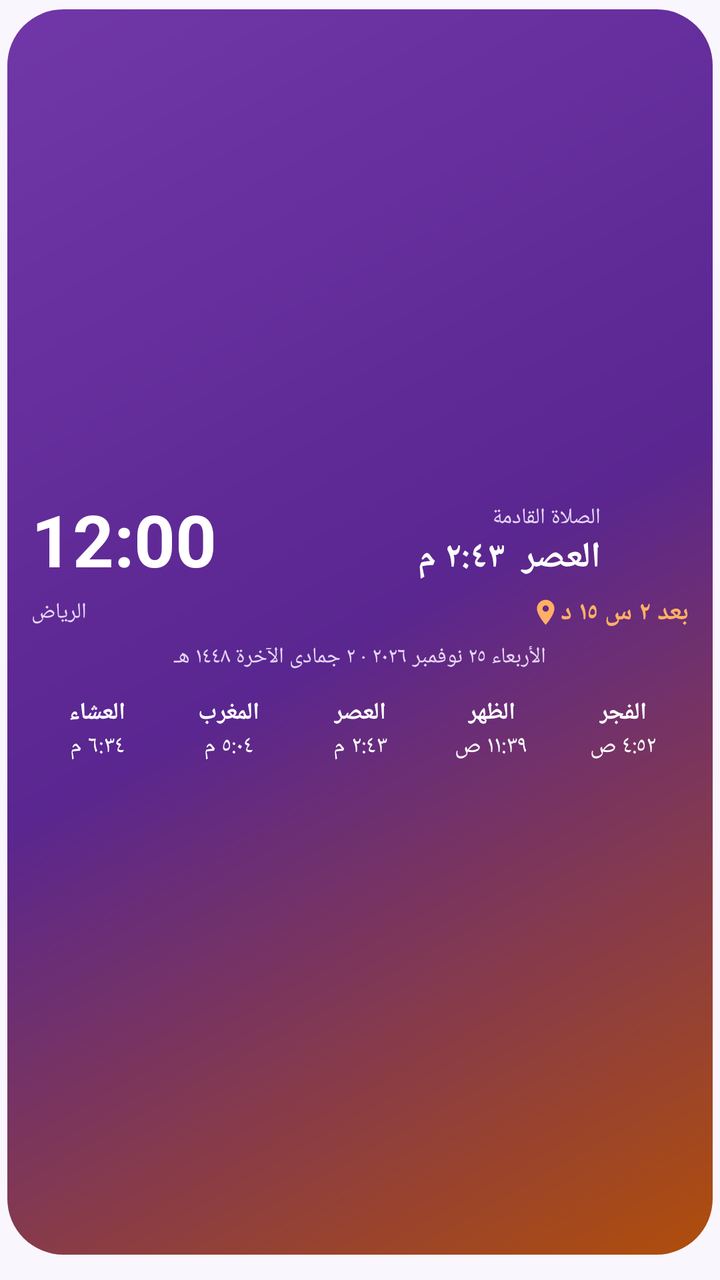
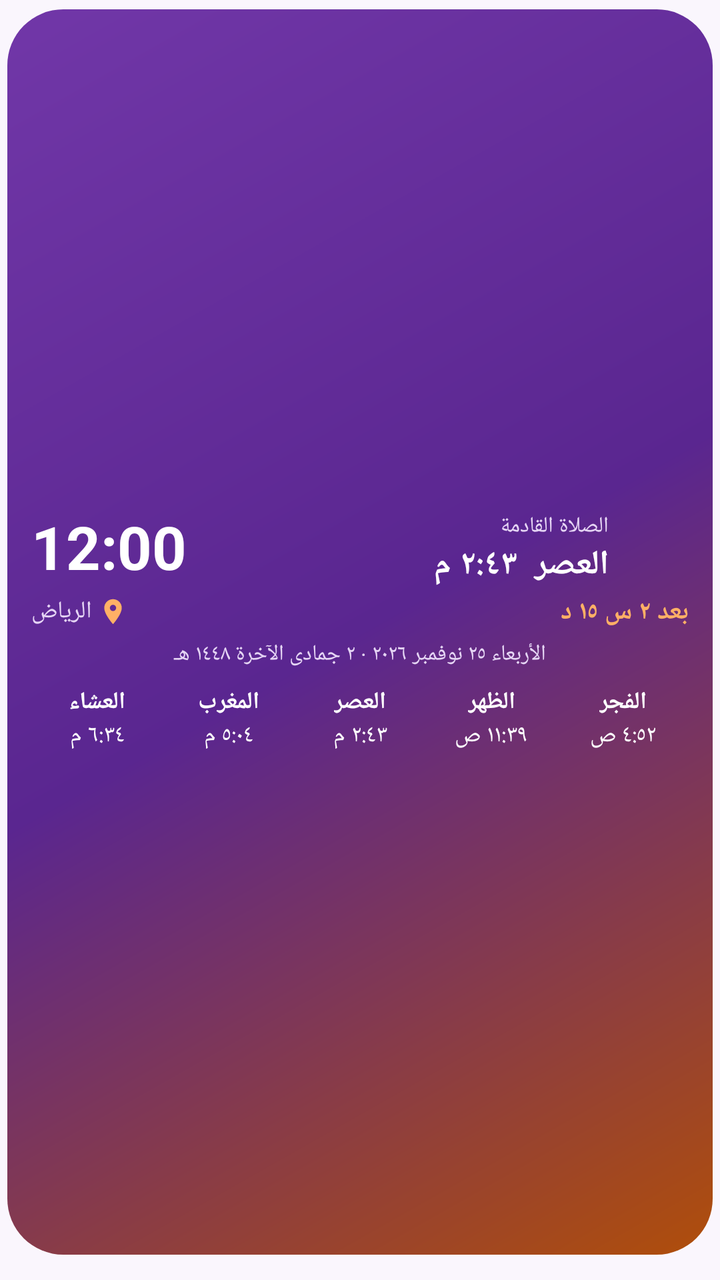

Compare the two renders of this Android layout. The source of the first and the diff that turns it into the second are given below.
<!-- AndroidManifest.xml: application theme AppTheme -->
<!-- res/layout/widget_prayer.xml -->
<?xml version="1.0" encoding="utf-8"?>
<FrameLayout xmlns:android="http://schemas.android.com/apk/res/android" android:id="@+id/widget_root" android:layout_width="match_parent" android:layout_height="match_parent" android:layoutDirection="rtl" android:paddingStart="3.5dp" android:paddingEnd="3.5dp" android:paddingTop="4.5dp" android:paddingBottom="12.5dp">
    <ImageView android:id="@+id/wbg" android:layout_width="match_parent" android:layout_height="match_parent" android:clipToOutline="true" android:scaleType="fitXY" android:src="@drawable/wbg_grad_2" android:contentDescription="@null" />
    <LinearLayout android:layout_width="match_parent" android:layout_height="match_parent" android:orientation="vertical" android:gravity="center" android:padding="12dp">
        <LinearLayout android:layout_width="match_parent" android:layout_height="wrap_content" android:orientation="horizontal" android:gravity="center_vertical">
            <ImageView android:layout_width="34dp" android:layout_height="34dp" android:src="@mipmap/ic_zakkerni" android:contentDescription="@null" />
            <LinearLayout android:layout_width="0dp" android:layout_height="wrap_content" android:layout_weight="1" android:orientation="vertical" android:paddingStart="10dp" android:paddingEnd="6dp">
                <TextView android:id="@+id/w_label" android:layout_width="wrap_content" android:layout_height="wrap_content" android:text="الصلاة القادمة" android:textColor="#E6D6F5" android:textSize="11dp" android:maxLines="1" android:ellipsize="end" />
                <TextView android:id="@+id/w_next" android:layout_width="wrap_content" android:layout_height="wrap_content" android:text="العصر  ٢:٤٣ م" android:textColor="#FFFFFF" android:textSize="18dp" android:maxLines="1" android:ellipsize="end" android:textStyle="bold" />
            </LinearLayout>
            <TextClock android:id="@+id/w_clock" android:layout_width="wrap_content" android:layout_height="wrap_content" android:format12Hour="h:mm" android:format24Hour="HH:mm" android:textColor="#FFFFFF" android:textSize="36dp" android:textStyle="bold" android:includeFontPadding="false" android:maxLines="1" />
        </LinearLayout>
        <LinearLayout android:layout_width="match_parent" android:layout_height="wrap_content" android:orientation="horizontal" android:gravity="center_vertical" android:layout_marginTop="5dp">
            <TextView android:id="@+id/w_cd" android:layout_width="wrap_content" android:layout_height="wrap_content" android:text="بعد ٢ س ١٥ د" android:textColor="#FFB066" android:textSize="13dp" android:maxLines="1" android:textStyle="bold" />
            <TextView android:id="@+id/w_city" android:layout_width="0dp" android:layout_height="wrap_content" android:layout_weight="1" android:gravity="end|center_vertical" android:text="الرياض" android:textColor="#E6D6F5" android:textSize="11dp" android:maxLines="1" android:ellipsize="end" android:drawableStart="@drawable/ic_pin_m" android:drawablePadding="4dp" />
            <TextView android:id="@+id/w_weather" android:layout_width="wrap_content" android:layout_height="wrap_content" android:layout_marginStart="10dp" android:textColor="#FFFFFF" android:textSize="12dp" android:maxLines="1" android:textStyle="bold" android:visibility="gone" />
        </LinearLayout>
        <TextView android:id="@+id/w_hijri" android:layout_width="match_parent" android:layout_height="wrap_content" android:gravity="center" android:text="الأربعاء ٢٥ نوفمبر ٢٠٢٦ · ٢ جمادى الآخرة ١٤٤٨ هـ" android:textColor="#E6D6F5" android:textSize="11dp" android:maxLines="1" android:ellipsize="end" android:layout_marginTop="6dp"/>
        <LinearLayout android:layout_width="match_parent" android:layout_height="wrap_content" android:layout_marginTop="12dp" android:orientation="horizontal">
            <LinearLayout android:layout_width="0dp" android:layout_height="wrap_content" android:layout_weight="1" android:orientation="vertical" android:gravity="center">
                <TextView android:id="@+id/n0" android:layout_width="wrap_content" android:layout_height="wrap_content" android:text="الفجر" android:textColor="#FFFFFF" android:textSize="12dp" android:maxLines="1" android:ellipsize="end" android:textStyle="bold" />
                <TextView android:id="@+id/t0" android:layout_width="wrap_content" android:layout_height="wrap_content" android:text="٤:٥٢ ص" android:textColor="#FFFFFF" android:textSize="12dp" android:maxLines="1" android:ellipsize="end"  />
            </LinearLayout>
            <LinearLayout android:layout_width="0dp" android:layout_height="wrap_content" android:layout_weight="1" android:orientation="vertical" android:gravity="center">
                <TextView android:id="@+id/n1" android:layout_width="wrap_content" android:layout_height="wrap_content" android:text="الظهر" android:textColor="#FFFFFF" android:textSize="12dp" android:maxLines="1" android:ellipsize="end" android:textStyle="bold" />
                <TextView android:id="@+id/t1" android:layout_width="wrap_content" android:layout_height="wrap_content" android:text="١١:٣٩ ص" android:textColor="#FFFFFF" android:textSize="12dp" android:maxLines="1" android:ellipsize="end"  />
            </LinearLayout>
            <LinearLayout android:layout_width="0dp" android:layout_height="wrap_content" android:layout_weight="1" android:orientation="vertical" android:gravity="center">
                <TextView android:id="@+id/n2" android:layout_width="wrap_content" android:layout_height="wrap_content" android:text="العصر" android:textColor="#FFFFFF" android:textSize="12dp" android:maxLines="1" android:ellipsize="end" android:textStyle="bold" />
                <TextView android:id="@+id/t2" android:layout_width="wrap_content" android:layout_height="wrap_content" android:text="٢:٤٣ م" android:textColor="#FFFFFF" android:textSize="12dp" android:maxLines="1" android:ellipsize="end"  />
            </LinearLayout>
            <LinearLayout android:layout_width="0dp" android:layout_height="wrap_content" android:layout_weight="1" android:orientation="vertical" android:gravity="center">
                <TextView android:id="@+id/n3" android:layout_width="wrap_content" android:layout_height="wrap_content" android:text="المغرب" android:textColor="#FFFFFF" android:textSize="12dp" android:maxLines="1" android:ellipsize="end" android:textStyle="bold" />
                <TextView android:id="@+id/t3" android:layout_width="wrap_content" android:layout_height="wrap_content" android:text="٥:٠٤ م" android:textColor="#FFFFFF" android:textSize="12dp" android:maxLines="1" android:ellipsize="end"  />
            </LinearLayout>
            <LinearLayout android:layout_width="0dp" android:layout_height="wrap_content" android:layout_weight="1" android:orientation="vertical" android:gravity="center">
                <TextView android:id="@+id/n4" android:layout_width="wrap_content" android:layout_height="wrap_content" android:text="العشاء" android:textColor="#FFFFFF" android:textSize="12dp" android:maxLines="1" android:ellipsize="end" android:textStyle="bold" />
                <TextView android:id="@+id/t4" android:layout_width="wrap_content" android:layout_height="wrap_content" android:text="٦:٣٤ م" android:textColor="#FFFFFF" android:textSize="12dp" android:maxLines="1" android:ellipsize="end"  />
            </LinearLayout>
        </LinearLayout>
    </LinearLayout>
</FrameLayout>
<!-- resources referenced by this layout -->
<resources>
  <!-- drawable ic_pin_m (drawable) -->
  <vector xmlns:android="http://schemas.android.com/apk/res/android" android:width="15dp" android:height="15dp" android:viewportWidth="24" android:viewportHeight="24">
      <path android:fillColor="#FFB066" android:pathData="M12,2C8.1,2 5,5.1 5,9c0,5.2 7,13 7,13s7,-7.8 7,-13c0,-3.9 -3.1,-7 -7,-7zM12,11.5c-1.4,0 -2.5,-1.1 -2.5,-2.5S10.6,6.5 12,6.5s2.5,1.1 2.5,2.5S13.4,11.5 12,11.5z"/>
  </vector>
  <!-- drawable wbg_grad_2 (drawable) -->
  <?xml version="1.0" encoding="utf-8"?>
  <shape xmlns:android="http://schemas.android.com/apk/res/android" android:shape="rectangle">
      <gradient android:angle="315" android:startColor="#7137A8" android:centerColor="#5A2690" android:endColor="#B04E0A" />
      <corners android:radius="28dp" />
  </shape>
  <!-- mipmap ic_zakkerni (mipmap-anydpi-v26) -->
  <?xml version="1.0" encoding="utf-8"?>
  <adaptive-icon xmlns:android="http://schemas.android.com/apk/res/android">
      <background android:drawable="@drawable/ic_bg" />
      <foreground android:drawable="@drawable/ic_fg" />
      <monochrome android:drawable="@drawable/ic_fg_mono" />
  </adaptive-icon>
  <style name="AppTheme" parent="@android:style/Theme.Material.Light.NoActionBar">
          <item name="android:windowBackground">@color/bg</item>
          <item name="android:statusBarColor">@color/bg</item>
          <item name="android:navigationBarColor">@color/bg</item>
          <item name="android:colorAccent">@color/orange</item>
          <item name="android:colorPrimary">@color/purple</item>
      </style>
  <!-- drawable ic_bg: png bitmap (drawable-nodpi, 34109 bytes) -->
  <!-- drawable ic_fg: png bitmap (drawable-nodpi, 6709 bytes) -->
  <!-- drawable ic_fg_mono: png bitmap (drawable-nodpi, 6709 bytes) -->
  <color name="bg">#FAF6FD</color>
  <color name="orange">#F28A32</color>
  <color name="purple">#7137A8</color>
</resources>

<!-- the commit's change to res/layout/widget_prayer.xml (unified diff, before → after) -->
@@ -1,22 +1,23 @@
 <?xml version="1.0" encoding="utf-8"?>
 <FrameLayout xmlns:android="http://schemas.android.com/apk/res/android" android:id="@+id/widget_root" android:layout_width="match_parent" android:layout_height="match_parent" android:layoutDirection="rtl" android:paddingStart="3.5dp" android:paddingEnd="3.5dp" android:paddingTop="4.5dp" android:paddingBottom="12.5dp">
     <ImageView android:id="@+id/wbg" android:layout_width="match_parent" android:layout_height="match_parent" android:clipToOutline="true" android:scaleType="fitXY" android:src="@drawable/wbg_grad_2" android:contentDescription="@null" />
-    <LinearLayout android:layout_width="match_parent" android:layout_height="match_parent" android:orientation="vertical" android:gravity="center" android:padding="12dp">
+    <LinearLayout android:layout_width="match_parent" android:layout_height="match_parent" android:orientation="vertical" android:gravity="center" android:paddingStart="12dp" android:paddingEnd="12dp" android:paddingTop="6dp" android:paddingBottom="6dp">
         <LinearLayout android:layout_width="match_parent" android:layout_height="wrap_content" android:orientation="horizontal" android:gravity="center_vertical">
-            <ImageView android:layout_width="34dp" android:layout_height="34dp" android:src="@mipmap/ic_zakkerni" android:contentDescription="@null" />
+            <ImageView android:layout_width="30dp" android:layout_height="30dp" android:src="@mipmap/ic_zakkerni" android:contentDescription="@null" />
             <LinearLayout android:layout_width="0dp" android:layout_height="wrap_content" android:layout_weight="1" android:orientation="vertical" android:paddingStart="10dp" android:paddingEnd="6dp">
                 <TextView android:id="@+id/w_label" android:layout_width="wrap_content" android:layout_height="wrap_content" android:text="الصلاة القادمة" android:textColor="#E6D6F5" android:textSize="11dp" android:maxLines="1" android:ellipsize="end" />
-                <TextView android:id="@+id/w_next" android:layout_width="wrap_content" android:layout_height="wrap_content" android:text="العصر  ٢:٤٣ م" android:textColor="#FFFFFF" android:textSize="18dp" android:maxLines="1" android:ellipsize="end" android:textStyle="bold" />
+                <TextView android:id="@+id/w_next" android:layout_width="wrap_content" android:layout_height="wrap_content" android:text="العصر  ٢:٤٣ م" android:textColor="#FFFFFF" android:textSize="17dp" android:maxLines="1" android:ellipsize="end" android:textStyle="bold" android:includeFontPadding="false" />
             </LinearLayout>
-            <TextClock android:id="@+id/w_clock" android:layout_width="wrap_content" android:layout_height="wrap_content" android:format12Hour="h:mm" android:format24Hour="HH:mm" android:textColor="#FFFFFF" android:textSize="36dp" android:textStyle="bold" android:includeFontPadding="false" android:maxLines="1" />
+            <TextClock android:id="@+id/w_clock" android:layout_width="wrap_content" android:layout_height="wrap_content" android:format12Hour="h:mm" android:format24Hour="HH:mm" android:textColor="#FFFFFF" android:textSize="30dp" android:textStyle="bold" android:includeFontPadding="false" android:maxLines="1" />
         </LinearLayout>
-        <LinearLayout android:layout_width="match_parent" android:layout_height="wrap_content" android:orientation="horizontal" android:gravity="center_vertical" android:layout_marginTop="5dp">
-            <TextView android:id="@+id/w_cd" android:layout_width="wrap_content" android:layout_height="wrap_content" android:text="بعد ٢ س ١٥ د" android:textColor="#FFB066" android:textSize="13dp" android:maxLines="1" android:textStyle="bold" />
-            <TextView android:id="@+id/w_city" android:layout_width="0dp" android:layout_height="wrap_content" android:layout_weight="1" android:gravity="end|center_vertical" android:text="الرياض" android:textColor="#E6D6F5" android:textSize="11dp" android:maxLines="1" android:ellipsize="end" android:drawableStart="@drawable/ic_pin_m" android:drawablePadding="4dp" />
-            <TextView android:id="@+id/w_weather" android:layout_width="wrap_content" android:layout_height="wrap_content" android:layout_marginStart="10dp" android:textColor="#FFFFFF" android:textSize="12dp" android:maxLines="1" android:textStyle="bold" android:visibility="gone" />
+        <LinearLayout android:layout_width="match_parent" android:layout_height="wrap_content" android:orientation="horizontal" android:gravity="center_vertical" android:layout_marginTop="3dp">
+            <TextView android:id="@+id/w_cd" android:layout_width="wrap_content" android:layout_height="wrap_content" android:text="بعد ٢ س ١٥ د" android:textColor="#FFB066" android:textSize="13dp" android:maxLines="1" android:textStyle="bold" android:includeFontPadding="false" />
+            <FrameLayout android:layout_width="0dp" android:layout_height="1dp" android:layout_weight="1" />
+            <TextView android:id="@+id/w_city" android:layout_width="wrap_content" android:layout_height="wrap_content" android:gravity="center_vertical" android:text="الرياض" android:textColor="#E6D6F5" android:textSize="12dp" android:maxLines="1" android:drawableStart="@drawable/ic_pin_m" android:drawablePadding="3dp" android:includeFontPadding="false" />
+            <TextView android:id="@+id/w_weather" android:layout_width="wrap_content" android:layout_height="wrap_content" android:layout_marginStart="10dp" android:textColor="#FFFFFF" android:textSize="14dp" android:maxLines="1" android:textStyle="bold" android:visibility="gone" android:includeFontPadding="false" />
         </LinearLayout>
-        <TextView android:id="@+id/w_hijri" android:layout_width="match_parent" android:layout_height="wrap_content" android:gravity="center" android:text="الأربعاء ٢٥ نوفمبر ٢٠٢٦ · ٢ جمادى الآخرة ١٤٤٨ هـ" android:textColor="#E6D6F5" android:textSize="11dp" android:maxLines="1" android:ellipsize="end" android:layout_marginTop="6dp"/>
-        <LinearLayout android:layout_width="match_parent" android:layout_height="wrap_content" android:layout_marginTop="12dp" android:orientation="horizontal">
+        <TextView android:id="@+id/w_hijri" android:layout_width="match_parent" android:layout_height="wrap_content" android:gravity="center" android:text="الأربعاء ٢٥ نوفمبر ٢٠٢٦ · ٢ جمادى الآخرة ١٤٤٨ هـ" android:textColor="#E6D6F5" android:textSize="11dp" android:maxLines="1" android:ellipsize="end" android:layout_marginTop="5dp" android:includeFontPadding="false"/>
+        <LinearLayout android:layout_width="match_parent" android:layout_height="wrap_content" android:layout_marginTop="8dp" android:orientation="horizontal">
             <LinearLayout android:layout_width="0dp" android:layout_height="wrap_content" android:layout_weight="1" android:orientation="vertical" android:gravity="center">
                 <TextView android:id="@+id/n0" android:layout_width="wrap_content" android:layout_height="wrap_content" android:text="الفجر" android:textColor="#FFFFFF" android:textSize="12dp" android:maxLines="1" android:ellipsize="end" android:textStyle="bold" />
                 <TextView android:id="@+id/t0" android:layout_width="wrap_content" android:layout_height="wrap_content" android:text="٤:٥٢ ص" android:textColor="#FFFFFF" android:textSize="12dp" android:maxLines="1" android:ellipsize="end"  />
